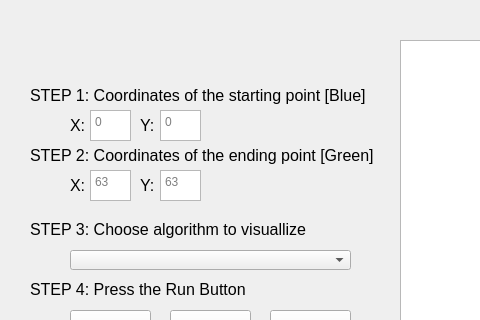
Above: mainWindow.ui from KostasAngel/Visualization-of-Path-finding-Algorithms before the change; both pictures show x 0 to 480 and y 0 to 320 of the 1098 by 775 pixel window. Below: the same form after it.
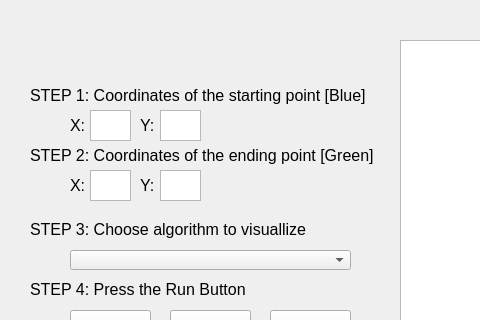
That is the form after the change.

Diff of the .ui file:
```diff
--- a/mainWindow.ui
+++ b/mainWindow.ui
@@ -68,9 +68,6 @@
 &lt;/style&gt;&lt;/head&gt;&lt;body style=&quot; font-family:'MS Shell Dlg 2'; font-size:8.25pt; font-weight:400; font-style:normal;&quot;&gt;
 &lt;p style=&quot;-qt-paragraph-type:empty; margin-top:0px; margin-bottom:0px; margin-left:0px; margin-right:0px; -qt-block-indent:0; text-indent:0px;&quot;&gt;&lt;br /&gt;&lt;/p&gt;&lt;/body&gt;&lt;/html&gt;</string>
     </property>
-    <property name="placeholderText">
-     <string>0</string>
-    </property>
    </widget>
    <widget class="QTextEdit" name="startYValue">
     <property name="geometry">
@@ -91,9 +88,6 @@
 &lt;/style&gt;&lt;/head&gt;&lt;body style=&quot; font-family:'MS Shell Dlg 2'; font-size:8.25pt; font-weight:400; font-style:normal;&quot;&gt;
 &lt;p style=&quot;-qt-paragraph-type:empty; margin-top:0px; margin-bottom:0px; margin-left:0px; margin-right:0px; -qt-block-indent:0; text-indent:0px;&quot;&gt;&lt;br /&gt;&lt;/p&gt;&lt;/body&gt;&lt;/html&gt;</string>
     </property>
-    <property name="placeholderText">
-     <string>0</string>
-    </property>
    </widget>
    <widget class="QTextEdit" name="goalXValue">
     <property name="geometry">
@@ -114,9 +108,6 @@
 &lt;/style&gt;&lt;/head&gt;&lt;body style=&quot; font-family:'MS Shell Dlg 2'; font-size:8.25pt; font-weight:400; font-style:normal;&quot;&gt;
 &lt;p style=&quot;-qt-paragraph-type:empty; margin-top:0px; margin-bottom:0px; margin-left:0px; margin-right:0px; -qt-block-indent:0; text-indent:0px;&quot;&gt;&lt;br /&gt;&lt;/p&gt;&lt;/body&gt;&lt;/html&gt;</string>
     </property>
-    <property name="placeholderText">
-     <string>63</string>
-    </property>
    </widget>
    <widget class="QTextEdit" name="goalYValue">
     <property name="geometry">
@@ -137,9 +128,6 @@
 &lt;/style&gt;&lt;/head&gt;&lt;body style=&quot; font-family:'MS Shell Dlg 2'; font-size:8.25pt; font-weight:400; font-style:normal;&quot;&gt;
 &lt;p style=&quot;-qt-paragraph-type:empty; margin-top:0px; margin-bottom:0px; margin-left:0px; margin-right:0px; -qt-block-indent:0; text-indent:0px;&quot;&gt;&lt;br /&gt;&lt;/p&gt;&lt;/body&gt;&lt;/html&gt;</string>
     </property>
-    <property name="placeholderText">
-     <string>63</string>
-    </property>
    </widget>
    <widget class="QLabel" name="label">
     <property name="geometry">
```
